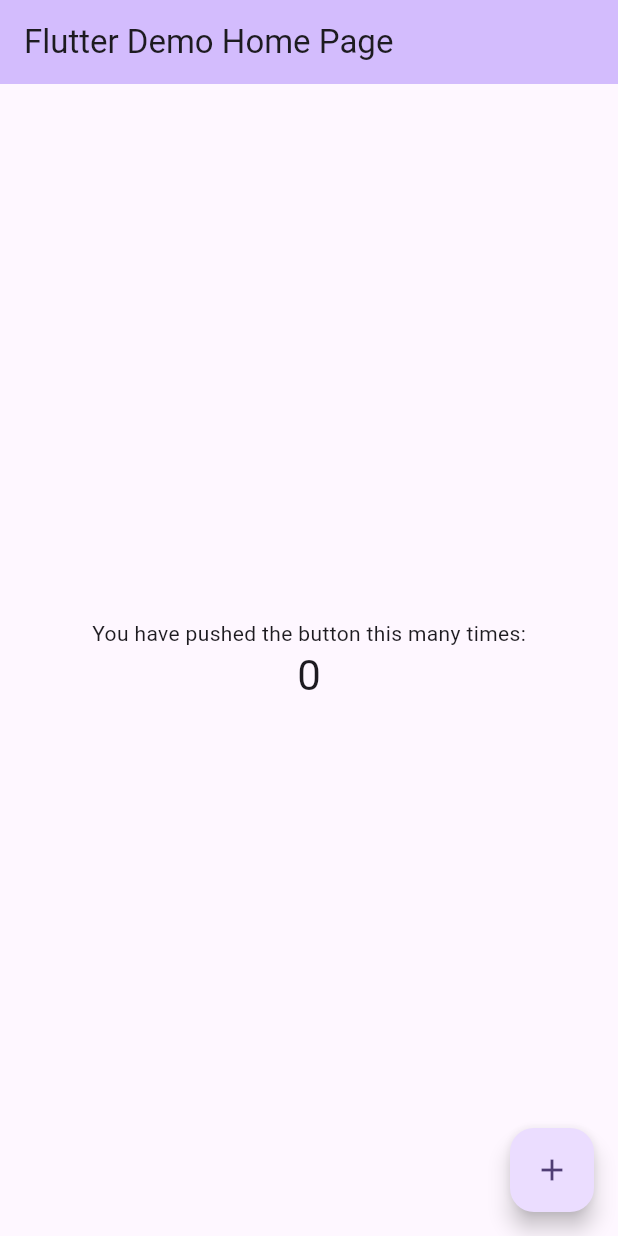
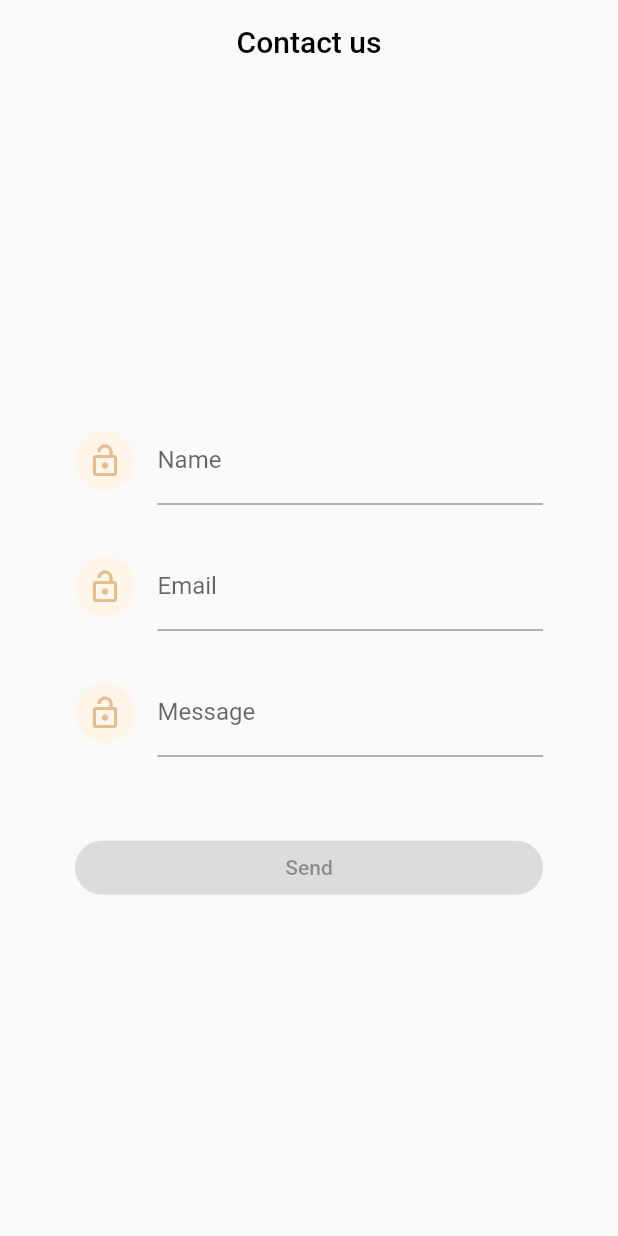
Before and after one commit to Darkinowls/advertech_test, a Flutter app: the screen it shows after launch, on a phone screen of 412 x 824 dp. Run offline on Flutter 3.47's test engine with Material 2 defaults, Android fonts, the phone set to English and light mode, and no system bars; our stand-ins replace bloc, dio, email_validator, equatable, get_it.

Commit message:
UI is done

```diff
--- /dev/null
+++ b/lib/core/locator.dart
@@ -0,0 +1,9 @@
+import 'package:dio/dio.dart';
+import 'package:get_it/get_it.dart';
+
+final lc = GetIt.instance;
+
+Future<void> setupLocator() async {
+  lc.registerSingleton<Dio>(
+      Dio(BaseOptions(baseUrl: "https://api.byteplex.info/api")));
+}
--- /dev/null
+++ b/lib/core/status.dart
@@ -0,0 +1 @@
+enum Status { loading, loaded, failed, success }
--- /dev/null
+++ b/lib/features/contact/data/data_sources/contact_remote.dart
@@ -0,0 +1,16 @@
+import 'dart:convert';
+
+import 'package:advertecha_test/features/contact/data/models/contact_model.dart';
+import 'package:dio/dio.dart';
+
+class ContactRemote {
+  final Dio dio;
+
+  ContactRemote(this.dio);
+
+  Future<int?> sendContact(ContactModel contactModel) async {
+    final Response response = await dio.post("/test/contact/",
+        data: jsonEncode(contactModel.toJson()));
+    return response.statusCode;
+  }
+}
--- /dev/null
+++ b/lib/features/contact/data/models/contact_model.dart
@@ -0,0 +1,23 @@
+class ContactModel {
+  final String name;
+  final String email;
+  final String message;
+
+  ContactModel({
+    required this.name,
+    required this.email,
+    required this.message,
+  });
+
+  factory ContactModel.fromJson(Map<String, dynamic> json) => ContactModel(
+    name: json["name"],
+    email: json["email"],
+    message: json["message"],
+  );
+
+  Map<String, dynamic> toJson() => {
+    "name": name,
+    "email": email,
+    "message": message,
+  };
+}
--- /dev/null
+++ b/lib/features/contact/presentation/cubit/contact_form_cubit.dart
@@ -0,0 +1,9 @@
+import 'package:advertecha_test/core/status.dart';
+import 'package:bloc/bloc.dart';
+import 'package:equatable/equatable.dart';
+
+part 'contact_form_state.dart';
+
+class ContactFormCubit extends Cubit<ContactFormState> {
+  ContactFormCubit() : super(ContactFormState());
+}
--- /dev/null
+++ b/lib/features/contact/presentation/cubit/contact_form_state.dart
@@ -0,0 +1,32 @@
+part of 'contact_form_cubit.dart';
+
+class ContactFormState extends Equatable {
+  final Status status;
+  final String email;
+  final String name;
+  final String message;
+
+  @override
+  List<Object> get props => [status, email, name, message];
+
+  const ContactFormState({
+    this.status = Status.loaded,
+    this.email = "",
+    this.name = "",
+    this.message = "",
+  });
+
+  ContactFormState copyWith({
+    Status? status,
+    String? email,
+    String? name,
+    String? message,
+  }) {
+    return ContactFormState(
+      status: status ?? this.status,
+      email: email ?? this.email,
+      name: name ?? this.name,
+      message: message ?? this.message,
+    );
+  }
+}
--- /dev/null
+++ b/lib/features/contact/presentation/form/contact_form.dart
@@ -0,0 +1,90 @@
+import 'package:advertecha_test/features/contact/presentation/form/icon_text_form_field.dart';
+import 'package:flutter/material.dart';
+import 'package:flutter/widgets.dart';
+import 'package:email_validator/email_validator.dart';
+
+class ContactForm extends StatefulWidget {
+  const ContactForm({Key? key}) : super(key: key);
+
+  @override
+  State<ContactForm> createState() => _ContactFormState();
+}
+
+class _ContactFormState extends State<ContactForm> {
+  final emailC = TextEditingController();
+  final messageC = TextEditingController();
+  final nameC = TextEditingController();
+  final _formKey = GlobalKey<FormState>();
+
+  @override
+  void initState() {
+    emailC.addListener(() => setState(() {}));
+    messageC.addListener(() => setState(() {}));
+    nameC.addListener(() => setState(() {}));
+    super.initState();
+  }
+
+  @override
+  void dispose() {
+    emailC.dispose();
+    nameC.dispose();
+    messageC.dispose();
+    super.dispose();
+  }
+
+  @override
+  Widget build(BuildContext context) {
+    return Form(
+        autovalidateMode: AutovalidateMode.onUserInteraction,
+        key: _formKey,
+        child: Container(
+          padding: const EdgeInsets.all(50),
+          child: Column(
+            mainAxisAlignment: MainAxisAlignment.center,
+            crossAxisAlignment: CrossAxisAlignment.stretch,
+            children: [
+              IconTextFormField(
+                  textFormField: TextFormField(
+                controller: nameC,
+                decoration: const InputDecoration(labelText: "Name"),
+              )),
+              const SizedBox(height: 25),
+              IconTextFormField(
+                textFormField: TextFormField(
+                  controller: emailC,
+                  decoration: const InputDecoration(labelText: "Email"),
+                  validator: (value) {
+                    if (value != null && !EmailValidator.validate(value)) {
+                      return "The email isn't valid";
+                    }
+                    return null;
+                  },
+                ),
+              ),
+              const SizedBox(height: 25),
+              IconTextFormField(
+                textFormField: TextFormField(
+                  controller: messageC,
+                  decoration: const InputDecoration(labelText: "Message"),
+                ),
+              ),
+              const SizedBox(height: 50),
+              ElevatedButton(
+                style: ElevatedButton.styleFrom(
+                  primary: Color.fromRGBO(152, 109, 142, 1),
+                  shape: RoundedRectangleBorder(
+                    borderRadius: BorderRadius.circular(50.0),
+                  ),
+                ),
+                onPressed: (nameC.text.isEmpty ||
+                        messageC.text.isEmpty ||
+                        !_formKey.currentState!.validate())
+                    ? null
+                    : () {},
+                child: const Text('Send'),
+              )
+            ],
+          ),
+        ));
+  }
+}
--- /dev/null
+++ b/lib/features/contact/presentation/form/icon_text_form_field.dart
@@ -0,0 +1,28 @@
+import 'package:flutter/material.dart';
+
+class IconTextFormField extends StatelessWidget {
+  final TextFormField textFormField;
+
+  const IconTextFormField({Key? key, required this.textFormField})
+      : super(key: key);
+
+  @override
+  Widget build(BuildContext context) {
+    return Row(
+      children: [
+        Container(
+          width: 40,
+          height: 40,
+          decoration: const BoxDecoration(
+            color: Color.fromRGBO(255, 245, 233, 1),
+            shape: BoxShape.circle,
+          ),
+          child: const Icon(Icons.lock_open,
+              color: Color.fromRGBO(229, 190, 144, 1)),
+        ),
+        const SizedBox(width: 15),
+        Expanded(child: textFormField),
+      ],
+    );
+  }
+}
--- /dev/null
+++ b/lib/features/contact/presentation/pages/contact_screen.dart
@@ -0,0 +1,19 @@
+import 'package:advertecha_test/features/contact/presentation/form/contact_form.dart';
+import 'package:flutter/material.dart';
+import 'package:flutter/widgets.dart';
+
+class ContactScreen extends StatelessWidget {
+  const ContactScreen({Key? key}) : super(key: key);
+
+  @override
+  Widget build(BuildContext context) {
+    return Scaffold(
+        appBar: AppBar(
+          backgroundColor: Colors.transparent,
+          elevation: 0,
+          foregroundColor: Colors.black,
+          title: const Center(child: Text("Contact us")),
+        ),
+        body: const ContactForm());
+  }
+}
--- a/lib/main.dart
+++ b/lib/main.dart
@@ -1,125 +1,21 @@
+import 'package:advertecha_test/core/locator.dart';
+import 'package:advertecha_test/features/contact/presentation/pages/contact_screen.dart';
 import 'package:flutter/material.dart';
 
-void main() {
+Future<void> main() async {
+  WidgetsFlutterBinding.ensureInitialized();
+  await setupLocator();
   runApp(const MyApp());
 }
 
 class MyApp extends StatelessWidget {
   const MyApp({super.key});
 
-  // This widget is the root of your application.
   @override
   Widget build(BuildContext context) {
-    return MaterialApp(
-      title: 'Flutter Demo',
-      theme: ThemeData(
-        // This is the theme of your application.
-        //
-        // TRY THIS: Try running your application with "flutter run". You'll see
-        // the application has a blue toolbar. Then, without quitting the app,
-        // try changing the seedColor in the colorScheme below to Colors.green
-        // and then invoke "hot reload" (save your changes or press the "hot
-        // reload" button in a Flutter-supported IDE, or press "r" if you used
-        // the command line to start the app).
-        //
-        // Notice that the counter didn't reset back to zero; the application
-        // state is not lost during the reload. To reset the state, use hot
-        // restart instead.
-        //
-        // This works for code too, not just values: Most code changes can be
-        // tested with just a hot reload.
-        colorScheme: ColorScheme.fromSeed(seedColor: Colors.deepPurple),
-        useMaterial3: true,
-      ),
-      home: const MyHomePage(title: 'Flutter Demo Home Page'),
-    );
+    return const MaterialApp(
+        debugShowCheckedModeBanner: false,
+        title: 'Advertecha test',
+        home: ContactScreen());
   }
 }
-
-class MyHomePage extends StatefulWidget {
-  const MyHomePage({super.key, required this.title});
-
-  // This widget is the home page of your application. It is stateful, meaning
-  // that it has a State object (defined below) that contains fields that affect
-  // how it looks.
-
-  // This class is the configuration for the state. It holds the values (in this
-  // case the title) provided by the parent (in this case the App widget) and
-  // used by the build method of the State. Fields in a Widget subclass are
-  // always marked "final".
-
-  final String title;
-
-  @override
-  State<MyHomePage> createState() => _MyHomePageState();
-}
-
-class _MyHomePageState extends State<MyHomePage> {
-  int _counter = 0;
-
-  void _incrementCounter() {
-    setState(() {
-      // This call to setState tells the Flutter framework that something has
-      // changed in this State, which causes it to rerun the build method below
-      // so that the display can reflect the updated values. If we changed
-      // _counter without calling setState(), then the build method would not be
-      // called again, and so nothing would appear to happen.
-      _counter++;
-    });
-  }
-
-  @override
-  Widget build(BuildContext context) {
-    // This method is rerun every time setState is called, for instance as done
-    // by the _incrementCounter method above.
-    //
-    // The Flutter framework has been optimized to make rerunning build methods
-    // fast, so that you can just rebuild anything that needs updating rather
-    // than having to individually change instances of widgets.
-    return Scaffold(
-      appBar: AppBar(
-        // TRY THIS: Try changing the color here to a specific color (to
-        // Colors.amber, perhaps?) and trigger a hot reload to see the AppBar
-        // change color while the other colors stay the same.
-        backgroundColor: Theme.of(context).colorScheme.inversePrimary,
-        // Here we take the value from the MyHomePage object that was created by
-        // the App.build method, and use it to set our appbar title.
-        title: Text(widget.title),
-      ),
-      body: Center(
-        // Center is a layout widget. It takes a single child and positions it
-        // in the middle of the parent.
-        child: Column(
-          // Column is also a layout widget. It takes a list of children and
-          // arranges them vertically. By default, it sizes itself to fit its
-          // children horizontally, and tries to be as tall as its parent.
-          //
-          // Column has various properties to control how it sizes itself and
-          // how it positions its children. Here we use mainAxisAlignment to
-          // center the children vertically; the main axis here is the vertical
-          // axis because Columns are vertical (the cross axis would be
-          // horizontal).
-          //
-          // TRY THIS: Invoke "debug painting" (choose the "Toggle Debug Paint"
-          // action in the IDE, or press "p" in the console), to see the
-          // wireframe for each widget.
-          mainAxisAlignment: MainAxisAlignment.center,
-          children: <Widget>[
-            const Text(
-              'You have pushed the button this many times:',
-            ),
-            Text(
-              '$_counter',
-              style: Theme.of(context).textTheme.headlineMedium,
-            ),
-          ],
-        ),
-      ),
-      floatingActionButton: FloatingActionButton(
-        onPressed: _incrementCounter,
-        tooltip: 'Increment',
-        child: const Icon(Icons.add),
-      ), // This trailing comma makes auto-formatting nicer for build methods.
-    );
-  }
-}
```
Also changed, not shown: pubspec.yaml (+7 -0 lines), pubspec.lock.
